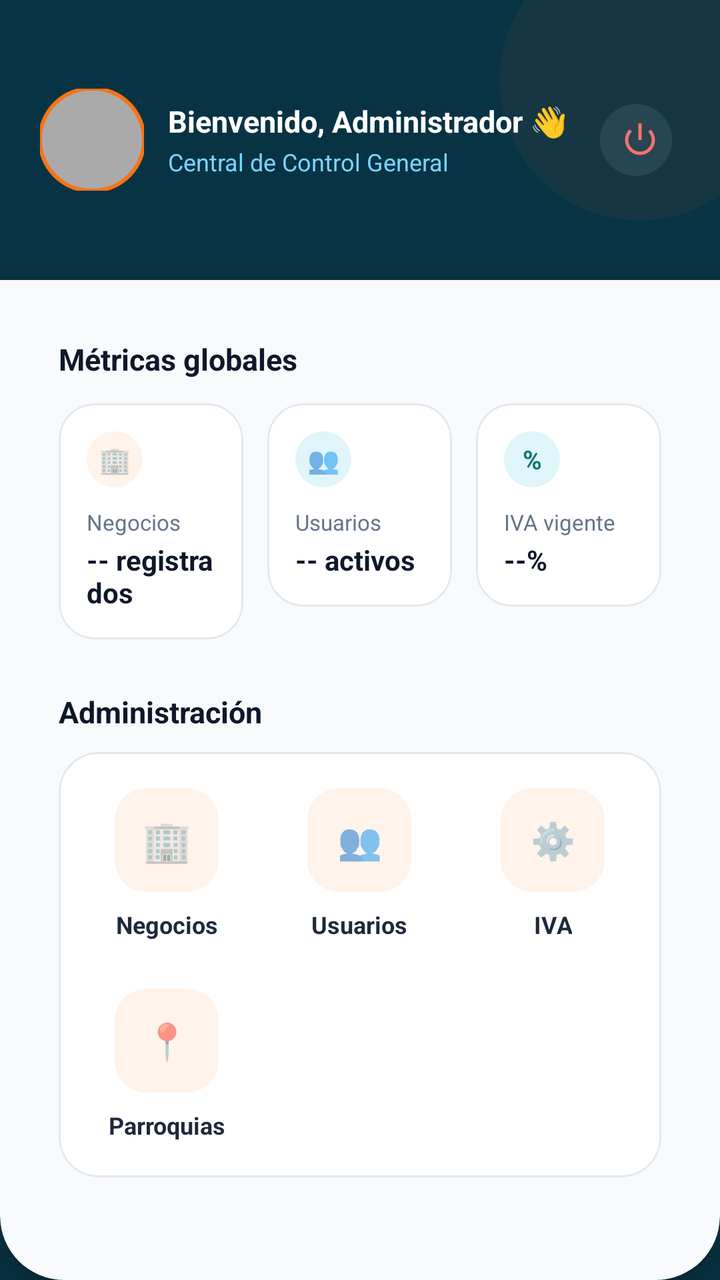
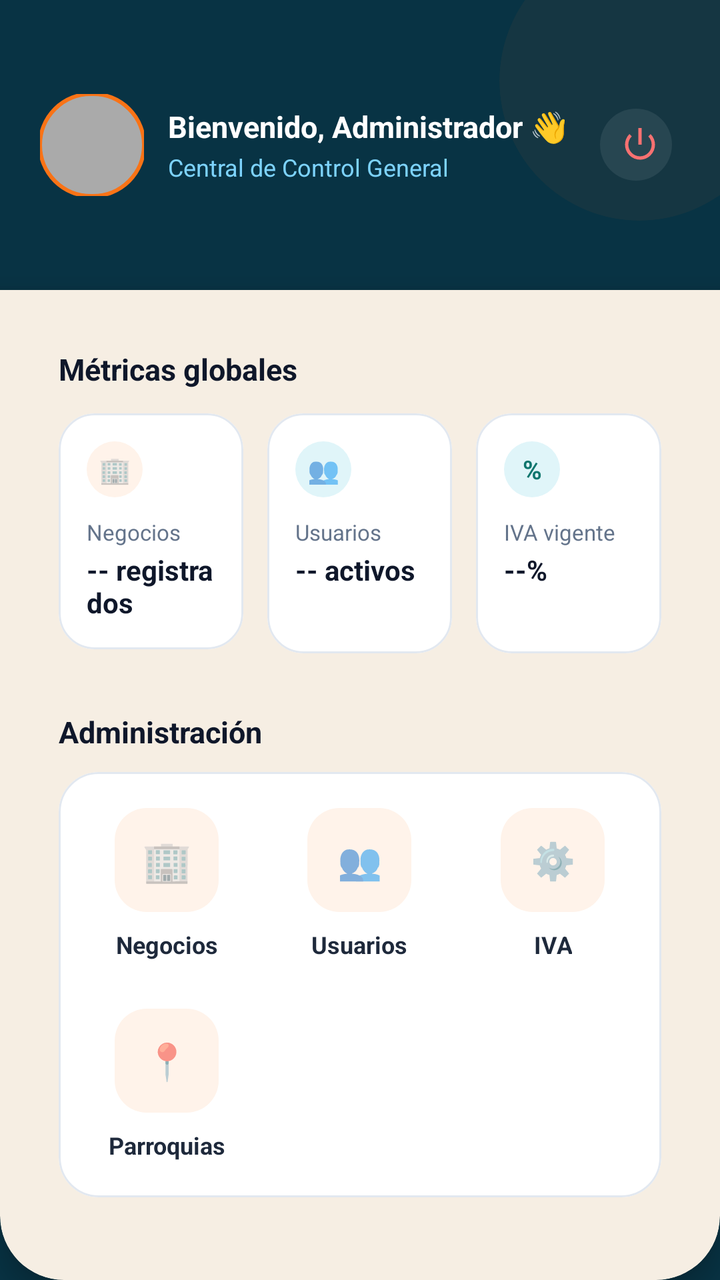

Screens rendered from an Android XML layout before and after an edit, with the pre-edit source and the edit as a unified diff.
<!-- AndroidManifest.xml: application theme Theme.MaterialComponents.Light.NoActionBar -->
<!-- res/layout/activity_admin.xml -->
<?xml version="1.0" encoding="utf-8"?>
<RelativeLayout xmlns:android="http://schemas.android.com/apk/res/android"
    xmlns:app="http://schemas.android.com/apk/res-auto"
    android:layout_width="match_parent"
    android:layout_height="match_parent"
    android:background="#083344"
    android:fitsSystemWindows="false">

    <RelativeLayout
        android:layout_width="match_parent"
        android:layout_height="match_parent"
        android:clipChildren="false"
        android:clipToPadding="false"
        android:clickable="false"
        android:focusable="false"
        android:importantForAccessibility="no">

        <com.google.android.material.card.MaterialCardView
            android:layout_width="140dp"
            android:layout_height="140dp"
            android:layout_alignParentTop="true"
            android:layout_alignParentEnd="true"
            android:layout_marginTop="-30dp"
            android:layout_marginEnd="-30dp"
            app:cardBackgroundColor="#0DF97316"
            app:cardCornerRadius="70dp"
            app:cardElevation="0dp"
            app:strokeWidth="0dp" />
    </RelativeLayout>

    <RelativeLayout
        android:id="@+id/headerLayout"
        android:layout_width="match_parent"
        android:layout_height="wrap_content"
        android:paddingHorizontal="20dp"
        android:paddingTop="44dp"
        android:paddingBottom="20dp">

        <com.google.android.material.button.MaterialButton
            android:id="@+id/btnLogout"
            style="@style/Widget.Material3.Button.IconButton"
            android:layout_width="44dp"
            android:layout_height="44dp"
            android:layout_alignParentEnd="true"
            android:layout_centerVertical="true"
            app:backgroundTint="#14FFFFFF"
            app:cornerRadius="22dp"
            app:icon="@android:drawable/ic_lock_power_off"
            app:iconSize="20dp"
            app:iconTint="#F87171" />

        <LinearLayout
            android:id="@+id/headerProfileClick"
            android:layout_width="wrap_content"
            android:layout_height="wrap_content"
            android:layout_alignParentStart="true"
            android:layout_centerVertical="true"
            android:layout_marginTop="25dp"
            android:layout_toStartOf="@id/btnLogout"
            android:clickable="true"
            android:focusable="true"
            android:foreground="?attr/selectableItemBackground"
            android:gravity="center_vertical"
            android:orientation="horizontal"
            android:paddingEnd="12dp">

            <com.google.android.material.imageview.ShapeableImageView
                android:id="@+id/ivAvatar"
                android:layout_width="52dp"
                android:layout_height="51dp"
                android:scaleType="centerCrop"
                android:src="@android:color/darker_gray"
                app:shapeAppearanceOverlay="@style/ShapeAppearance.Material3.Corner.Full"
                app:strokeColor="#F97316"
                app:strokeWidth="2dp" />

            <LinearLayout
                android:layout_width="wrap_content"
                android:layout_height="wrap_content"
                android:layout_marginStart="12dp"
                android:orientation="vertical">

                <TextView
                    android:id="@+id/tvWelcome"
                    android:layout_width="wrap_content"
                    android:layout_height="wrap_content"
                    android:text="Bienvenido, Administrador 👋"
                    android:textColor="@color/white"
                    android:textSize="15sp"
                    android:textStyle="bold" />

                <TextView
                    android:id="@+id/tvRoleSubtitle"
                    android:layout_width="wrap_content"
                    android:layout_height="wrap_content"
                    android:layout_marginTop="2dp"
                    android:text="Central de Control General"
                    android:textColor="#7DD3FC"
                    android:textSize="12sp" />
            </LinearLayout>
        </LinearLayout>
    </RelativeLayout>

    <com.google.android.material.card.MaterialCardView
        android:layout_width="match_parent"
        android:layout_height="match_parent"
        android:layout_below="@id/headerLayout"
        android:layout_alignParentBottom="true"
        app:cardBackgroundColor="#F8FAFC"
        app:cardElevation="8dp"
        app:strokeWidth="0dp"
        app:shapeAppearanceOverlay="@style/ShapeAppearance.BottomRoundedPanel">

        <androidx.core.widget.NestedScrollView
            android:layout_width="match_parent"
            android:layout_height="match_parent"
            android:fillViewport="true">

            <LinearLayout
                android:layout_width="match_parent"
                android:layout_height="wrap_content"
                android:orientation="vertical"
                android:padding="20dp"
                android:paddingBottom="60dp">

                <TextView
                    android:layout_width="wrap_content"
                    android:layout_height="wrap_content"
                    android:layout_marginBottom="12dp"
                    android:text="Métricas globales"
                    android:textColor="#0F172A"
                    android:textSize="15sp"
                    android:textStyle="bold" />

                <LinearLayout
                    android:layout_width="match_parent"
                    android:layout_height="wrap_content"
                    android:layout_marginBottom="26dp"
                    android:orientation="horizontal"
                    android:weightSum="3">

                    <com.google.android.material.card.MaterialCardView
                        android:layout_width="0dp"
                        android:layout_height="wrap_content"
                        android:layout_marginEnd="8dp"
                        android:layout_weight="1"
                        app:cardBackgroundColor="@color/white"
                        app:cardCornerRadius="18dp"
                        app:cardElevation="0dp"
                        app:strokeColor="#E2E8F0"
                        app:strokeWidth="1dp">

                        <LinearLayout
                            android:layout_width="match_parent"
                            android:layout_height="wrap_content"
                            android:orientation="vertical"
                            android:padding="14dp">

                            <TextView
                                android:layout_width="28dp"
                                android:layout_height="28dp"
                                android:background="@drawable/bg_chip_orange"
                                android:gravity="center"
                                android:text="🏢"
                                android:textSize="13sp" />

                            <TextView
                                android:layout_width="wrap_content"
                                android:layout_height="wrap_content"
                                android:layout_marginTop="10dp"
                                android:text="Negocios"
                                android:textColor="#64748B"
                                android:textSize="11sp" />

                            <TextView
                                android:id="@+id/tvTotalNegocios"
                                android:layout_width="wrap_content"
                                android:layout_height="wrap_content"
                                android:layout_marginTop="2dp"
                                android:text="-- registrados"
                                android:textColor="#0F172A"
                                android:textSize="14sp"
                                android:textStyle="bold" />
                        </LinearLayout>
                    </com.google.android.material.card.MaterialCardView>

                    <com.google.android.material.card.MaterialCardView
                        android:layout_width="0dp"
                        android:layout_height="wrap_content"
                        android:layout_marginHorizontal="4dp"
                        android:layout_weight="1"
                        app:cardBackgroundColor="@color/white"
                        app:cardCornerRadius="18dp"
                        app:cardElevation="0dp"
                        app:strokeColor="#E2E8F0"
                        app:strokeWidth="1dp">

                        <LinearLayout
                            android:layout_width="match_parent"
                            android:layout_height="wrap_content"
                            android:orientation="vertical"
                            android:padding="14dp">

                            <TextView
                                android:layout_width="28dp"
                                android:layout_height="28dp"
                                android:background="@drawable/bg_chip_slate"
                                android:gravity="center"
                                android:text="👥"
                                android:textSize="13sp" />

                            <TextView
                                android:layout_width="wrap_content"
                                android:layout_height="wrap_content"
                                android:layout_marginTop="10dp"
                                android:text="Usuarios"
                                android:textColor="#64748B"
                                android:textSize="11sp" />

                            <TextView
                                android:id="@+id/tvTotalUsuarios"
                                android:layout_width="wrap_content"
                                android:layout_height="wrap_content"
                                android:layout_marginTop="2dp"
                                android:text="-- activos"
                                android:textColor="#0F172A"
                                android:textSize="14sp"
                                android:textStyle="bold" />
                        </LinearLayout>
                    </com.google.android.material.card.MaterialCardView>

                    <com.google.android.material.card.MaterialCardView
                        android:layout_width="0dp"
                        android:layout_height="wrap_content"
                        android:layout_marginStart="8dp"
                        android:layout_weight="1"
                        app:cardBackgroundColor="@color/white"
                        app:cardCornerRadius="18dp"
                        app:cardElevation="0dp"
                        app:strokeColor="#E2E8F0"
                        app:strokeWidth="1dp">

                        <LinearLayout
                            android:layout_width="match_parent"
                            android:layout_height="wrap_content"
                            android:orientation="vertical"
                            android:padding="14dp">

                            <TextView
                                android:layout_width="28dp"
                                android:layout_height="28dp"
                                android:background="@drawable/bg_chip_teal"
                                android:gravity="center"
                                android:text="%"
                                android:textColor="#0F766E"
                                android:textSize="13sp"
                                android:textStyle="bold" />

                            <TextView
                                android:layout_width="wrap_content"
                                android:layout_height="wrap_content"
                                android:layout_marginTop="10dp"
                                android:text="IVA vigente"
                                android:textColor="#64748B"
                                android:textSize="11sp" />

                            <TextView
                                android:id="@+id/tvIvaVigente"
                                android:layout_width="wrap_content"
                                android:layout_height="wrap_content"
                                android:layout_marginTop="2dp"
                                android:text="--%"
                                android:textColor="#0F172A"
                                android:textSize="14sp"
                                android:textStyle="bold" />
                        </LinearLayout>
                    </com.google.android.material.card.MaterialCardView>
                </LinearLayout>

                <TextView
                    android:layout_width="wrap_content"
                    android:layout_height="wrap_content"
                    android:layout_marginBottom="10dp"
                    android:text="Administración"
                    android:textColor="#0F172A"
                    android:textSize="15sp"
                    android:textStyle="bold" />

                <com.google.android.material.card.MaterialCardView
                    android:layout_width="match_parent"
                    android:layout_height="wrap_content"
                    android:layout_marginBottom="20dp"
                    app:cardBackgroundColor="@color/white"
                    app:cardCornerRadius="20dp"
                    app:cardElevation="0dp"
                    app:strokeColor="#E2E8F0"
                    app:strokeWidth="1dp">

                    <GridLayout
                        android:layout_width="match_parent"
                        android:layout_height="wrap_content"
                        android:alignmentMode="alignMargins"
                        android:columnCount="3"
                        android:padding="6dp">

                        <LinearLayout
                            android:id="@+id/cardNegocios"
                            android:layout_width="0dp"
                            android:layout_height="wrap_content"
                            android:layout_columnWeight="1"
                            android:clickable="true"
                            android:focusable="true"
                            android:foreground="?attr/selectableItemBackground"
                            android:gravity="center"
                            android:orientation="vertical"
                            android:padding="12dp">

                            <TextView
                                android:layout_width="52dp"
                                android:layout_height="52dp"
                                android:background="@drawable/bg_chip_orange"
                                android:gravity="center"
                                android:text="🏢"
                                android:textSize="20sp" />

                            <TextView
                                android:layout_width="wrap_content"
                                android:layout_height="wrap_content"
                                android:layout_marginTop="8dp"
                                android:gravity="center"
                                android:text="Negocios"
                                android:textColor="#1E293B"
                                android:textSize="12sp"
                                android:textStyle="bold" />
                        </LinearLayout>

                        <LinearLayout
                            android:id="@+id/cardUsuarios"
                            android:layout_width="0dp"
                            android:layout_height="wrap_content"
                            android:layout_columnWeight="1"
                            android:clickable="true"
                            android:focusable="true"
                            android:foreground="?attr/selectableItemBackground"
                            android:gravity="center"
                            android:orientation="vertical"
                            android:padding="12dp">

                            <TextView
                                android:layout_width="52dp"
                                android:layout_height="52dp"
                                android:background="@drawable/bg_chip_orange"
                                android:gravity="center"
                                android:text="👥"
                                android:textSize="18sp" />

                            <TextView
                                android:layout_width="wrap_content"
                                android:layout_height="wrap_content"
                                android:layout_marginTop="8dp"
                                android:gravity="center"
                                android:text="Usuarios"
                                android:textColor="#1E293B"
                                android:textSize="12sp"
                                android:textStyle="bold" />
                        </LinearLayout>

                        <LinearLayout
                            android:id="@+id/cardConfiguracionIva"
                            android:layout_width="0dp"
                            android:layout_height="wrap_content"
                            android:layout_columnWeight="1"
                            android:clickable="true"
                            android:focusable="true"
                            android:foreground="?attr/selectableItemBackground"
                            android:gravity="center"
                            android:orientation="vertical"
                            android:padding="12dp">

                            <TextView
                                android:layout_width="52dp"
                                android:layout_height="52dp"
                                android:background="@drawable/bg_chip_orange"
                                android:gravity="center"
                                android:text="⚙️"
                                android:textSize="18sp" />

                            <TextView
                                android:layout_width="wrap_content"
                                android:layout_height="wrap_content"
                                android:layout_marginTop="8dp"
                                android:gravity="center"
                                android:text="IVA"
                                android:textColor="#1E293B"
                                android:textSize="12sp"
                                android:textStyle="bold" />
                        </LinearLayout>

                        <LinearLayout
                            android:id="@+id/cardParroquias"
                            android:layout_width="0dp"
                            android:layout_height="wrap_content"
                            android:layout_columnWeight="1"
                            android:clickable="true"
                            android:focusable="true"
                            android:foreground="?attr/selectableItemBackground"
                            android:gravity="center"
                            android:orientation="vertical"
                            android:padding="12dp">

                            <TextView
                                android:layout_width="52dp"
                                android:layout_height="52dp"
                                android:background="@drawable/bg_chip_orange"
                                android:gravity="center"
                                android:text="📍"
                                android:textSize="18sp" />

                            <TextView
                                android:layout_width="wrap_content"
                                android:layout_height="wrap_content"
                                android:layout_marginTop="8dp"
                                android:gravity="center"
                                android:text="Parroquias"
                                android:textColor="#1E293B"
                                android:textSize="12sp"
                                android:textStyle="bold" />
                        </LinearLayout>

                    </GridLayout>
                </com.google.android.material.card.MaterialCardView>

            </LinearLayout>
        </androidx.core.widget.NestedScrollView>
    </com.google.android.material.card.MaterialCardView>

</RelativeLayout>
<!-- resources referenced by this layout -->
<resources>
  <color name="white">#FFFFFFFF</color>
  <!-- drawable bg_chip_orange (drawable) -->
  <?xml version="1.0" encoding="utf-8"?>
  <shape xmlns:android="http://schemas.android.com/apk/res/android"
      android:shape="rectangle">
  
      <solid android:color="#FFF3EA" />
  
      <corners android:radius="16dp" />
  
  </shape>
  <!-- drawable bg_chip_slate (drawable) -->
  <?xml version="1.0" encoding="utf-8"?>
  <shape xmlns:android="http://schemas.android.com/apk/res/android"
      android:shape="rectangle">
  
      <solid android:color="#E0F5F9" />
  
      <corners android:radius="16dp" />
  
  </shape>
  <!-- drawable bg_chip_teal (drawable) -->
  <?xml version="1.0" encoding="utf-8"?>
  <shape xmlns:android="http://schemas.android.com/apk/res/android"
      android:shape="rectangle">
  
      <solid android:color="#E0F5F9" />
  
      <corners android:radius="16dp" />
  
  </shape>
  <style name="ShapeAppearance.BottomRoundedPanel" parent="ShapeAppearance.Material3.Corner.None">
              <item name="cornerSizeTopLeft">0dp</item>
              <item name="cornerSizeTopRight">0dp</item>
              <item name="cornerSizeBottomLeft">32dp</item>
              <item name="cornerSizeBottomRight">32dp</item>
          </style>
</resources>

<!-- the commit's change to res/layout/activity_admin.xml (unified diff, before → after) -->
@@ -55,7 +55,7 @@
             android:layout_height="wrap_content"
             android:layout_alignParentStart="true"
             android:layout_centerVertical="true"
-            android:layout_marginTop="25dp"
+            android:layout_marginTop="30dp"
             android:layout_toStartOf="@id/btnLogout"
             android:clickable="true"
             android:focusable="true"
@@ -106,7 +106,7 @@
         android:layout_height="match_parent"
         android:layout_below="@id/headerLayout"
         android:layout_alignParentBottom="true"
-        app:cardBackgroundColor="#F8FAFC"
+        app:cardBackgroundColor="#f6eee3"
         app:cardElevation="8dp"
         app:strokeWidth="0dp"
         app:shapeAppearanceOverlay="@style/ShapeAppearance.BottomRoundedPanel">
@@ -134,7 +134,7 @@
 
                 <LinearLayout
                     android:layout_width="match_parent"
-                    android:layout_height="wrap_content"
+                    android:layout_height="123dp"
                     android:layout_marginBottom="26dp"
                     android:orientation="horizontal"
                     android:weightSum="3">
@@ -197,7 +197,7 @@
 
                         <LinearLayout
                             android:layout_width="match_parent"
-                            android:layout_height="wrap_content"
+                            android:layout_height="120dp"
                             android:orientation="vertical"
                             android:padding="14dp">
 
@@ -242,7 +242,7 @@
 
                         <LinearLayout
                             android:layout_width="match_parent"
-                            android:layout_height="wrap_content"
+                            android:layout_height="120dp"
                             android:orientation="vertical"
                             android:padding="14dp">
 
